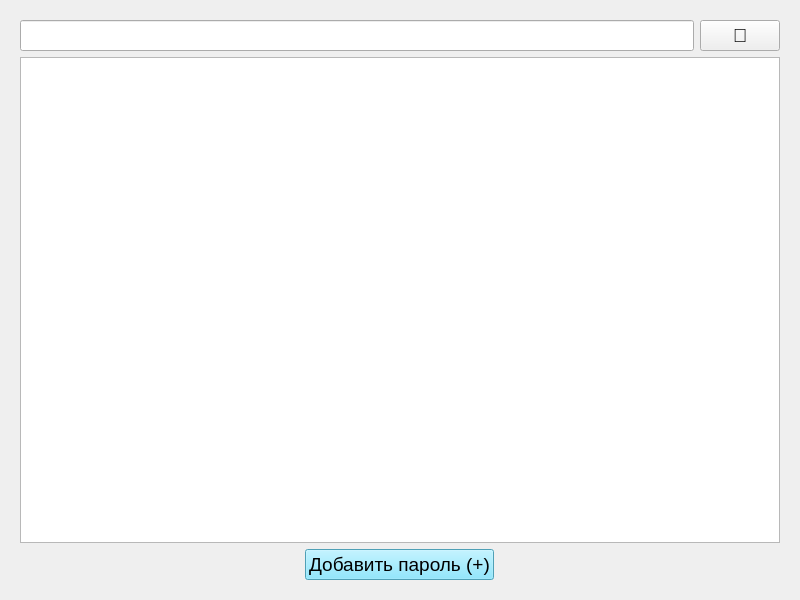
Qt form res/ui/passwordsManagerForm.ui (Aredking/Password-Manager) before a commit.
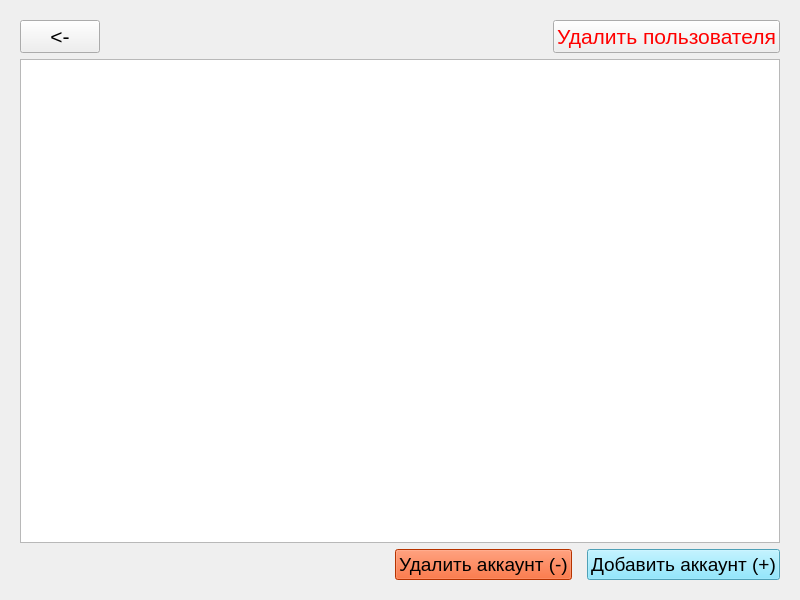
The same form after that commit.

```diff
--- a/res/ui/passwordsManagerForm.ui
+++ b/res/ui/passwordsManagerForm.ui
@@ -28,29 +28,51 @@
    </property>
    <item>
     <layout class="QHBoxLayout" name="horizontalLayout_2">
-     <item>
-      <widget class="QLineEdit" name="queryEdit">
+     <item alignment="Qt::AlignLeft">
+      <widget class="QPushButton" name="returnBtn">
+       <property name="sizePolicy">
+        <sizepolicy hsizetype="Fixed" vsizetype="Fixed">
+         <horstretch>0</horstretch>
+         <verstretch>0</verstretch>
+        </sizepolicy>
+       </property>
        <property name="font">
         <font>
-         <family>Arial</family>
-         <pointsize>14</pointsize>
+         <family>Segoe UI</family>
+         <pointsize>16</pointsize>
         </font>
        </property>
-       <property name="focusPolicy">
-        <enum>Qt::ClickFocus</enum>
+       <property name="text">
+        <string>&lt;-</string>
        </property>
       </widget>
      </item>
      <item>
-      <widget class="QPushButton" name="queryButton">
+      <spacer name="horizontalSpacer_2">
+       <property name="orientation">
+        <enum>Qt::Horizontal</enum>
+       </property>
+       <property name="sizeHint" stdset="0">
+        <size>
+         <width>40</width>
+         <height>20</height>
+        </size>
+       </property>
+      </spacer>
+     </item>
+     <item>
+      <widget class="QPushButton" name="removeUser">
        <property name="font">
         <font>
-         <family>Arial</family>
-         <pointsize>14</pointsize>
+         <pointsize>16</pointsize>
         </font>
        </property>
+       <property name="styleSheet">
+        <string notr="true">color: red
+</string>
+       </property>
        <property name="text">
-        <string>🔎</string>
+        <string>Удалить пользователя</string>
        </property>
       </widget>
      </item>
@@ -66,9 +88,9 @@
     </widget>
    </item>
    <item>
-    <layout class="QHBoxLayout" name="horizontalLayout" stretch="0">
+    <layout class="QHBoxLayout" name="horizontalLayout" stretch="0,0,0">
      <property name="spacing">
-      <number>5</number>
+      <number>15</number>
      </property>
      <property name="sizeConstraint">
       <enum>QLayout::SetDefaultConstraint</enum>
@@ -77,6 +99,35 @@
       <number>0</number>
      </property>
      <item>
+      <spacer name="horizontalSpacer">
+       <property name="orientation">
+        <enum>Qt::Horizontal</enum>
+       </property>
+       <property name="sizeHint" stdset="0">
+        <size>
+         <width>40</width>
+         <height>20</height>
+        </size>
+       </property>
+      </spacer>
+     </item>
+     <item>
+      <widget class="QPushButton" name="removeAccountBtn">
+       <property name="font">
+        <font>
+         <family>Segoe UI</family>
+         <pointsize>14</pointsize>
+        </font>
+       </property>
+       <property name="styleSheet">
+        <string notr="true">background-color: rgb(255, 72, 0)</string>
+       </property>
+       <property name="text">
+        <string>Удалить аккаунт (-)</string>
+       </property>
+      </widget>
+     </item>
+     <item alignment="Qt::AlignRight">
       <widget class="QPushButton" name="newAccountBtn">
        <property name="sizePolicy">
         <sizepolicy hsizetype="Fixed" vsizetype="Fixed">
@@ -86,7 +137,7 @@
        </property>
        <property name="font">
         <font>
-         <family>Arial</family>
+         <family>Segoe UI</family>
          <pointsize>14</pointsize>
         </font>
        </property>
@@ -100,7 +151,7 @@
         <string notr="true">            background-color: #6fe0ff;</string>
        </property>
        <property name="text">
-        <string>Добавить пароль (+)</string>
+        <string>Добавить аккаунт (+)</string>
        </property>
       </widget>
      </item>
```
